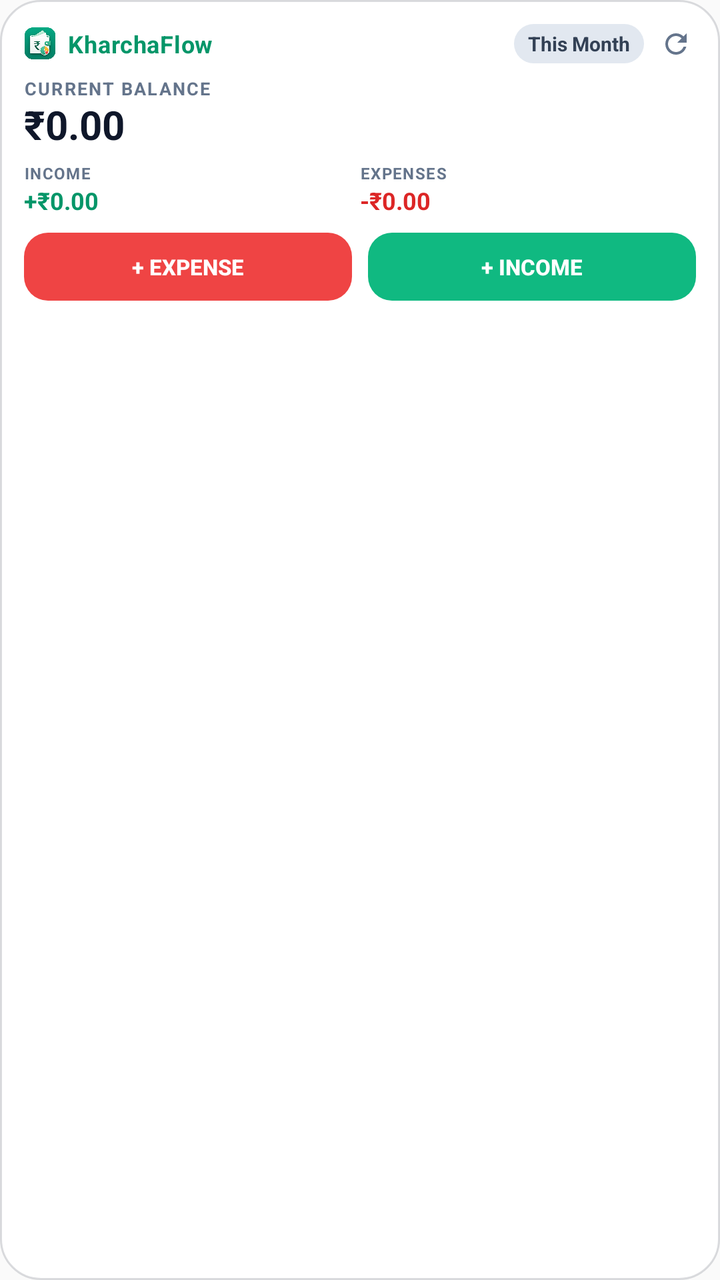
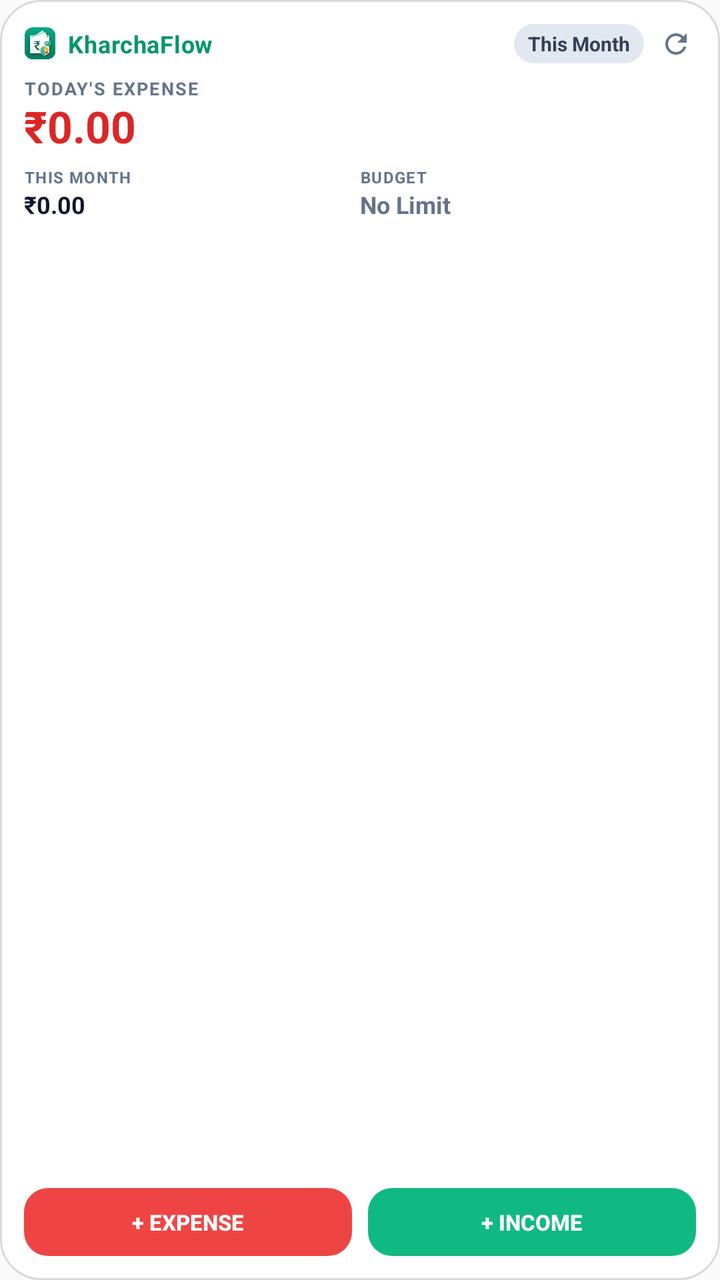

Compare the two renders of this Android layout. The source of the first and the diff that turns it into the second are given below.
<!-- AndroidManifest.xml: application theme Theme.ExpenseTracker -->
<!-- res/layout/widget_expense_tracker.xml -->
<?xml version="1.0" encoding="utf-8"?>
<LinearLayout xmlns:android="http://schemas.android.com/apk/res/android"
    android:id="@+id/widget_root"
    android:layout_width="match_parent"
    android:layout_height="match_parent"
    android:orientation="vertical"
    android:padding="12dp"
    android:background="@drawable/bg_widget_card">

    
    <LinearLayout
        android:layout_width="match_parent"
        android:layout_height="wrap_content"
        android:orientation="horizontal"
        android:gravity="center_vertical">

        <LinearLayout
            android:layout_width="0dp"
            android:layout_height="wrap_content"
            android:layout_weight="1"
            android:orientation="horizontal"
            android:gravity="center_vertical">

            <ImageView
                android:layout_width="16dp"
                android:layout_height="16dp"
                android:src="@drawable/ic_kharchaflow_logo"
                android:contentDescription="KharchaFlow"
                android:layout_marginEnd="6dp" />

            <TextView
                android:layout_width="wrap_content"
                android:layout_height="wrap_content"
                android:text="KharchaFlow"
                android:textSize="12sp"
                android:textStyle="bold"
                android:textColor="@color/widget_text_brand"
                android:letterSpacing="0.02" />
        </LinearLayout>

        <TextView
            android:id="@+id/widget_month_label"
            android:layout_width="wrap_content"
            android:layout_height="wrap_content"
            android:text="This Month"
            android:textSize="10sp"
            android:textStyle="bold"
            android:textColor="@color/widget_pill_text"
            android:background="@drawable/bg_widget_stat_pill"
            android:paddingHorizontal="7dp"
            android:paddingVertical="3dp"
            android:layout_marginEnd="6dp" />

        <ImageView
            android:id="@+id/widget_btn_refresh"
            android:layout_width="20dp"
            android:layout_height="20dp"
            android:src="@drawable/ic_widget_refresh"
            android:contentDescription="Refresh Widget"
            android:padding="2dp" />
    </LinearLayout>

    
    <TextView
        android:layout_width="wrap_content"
        android:layout_height="wrap_content"
        android:text="CURRENT BALANCE"
        android:textSize="9sp"
        android:textStyle="bold"
        android:textColor="@color/widget_text_secondary"
        android:letterSpacing="0.08"
        android:layout_marginTop="6dp" />

    <TextView
        android:id="@+id/widget_total_balance"
        android:layout_width="wrap_content"
        android:layout_height="wrap_content"
        android:text="₹0.00"
        android:textSize="20sp"
        android:textStyle="bold"
        android:textColor="@color/widget_text_primary"
        android:includeFontPadding="false"
        android:layout_marginTop="1dp" />

    
    <LinearLayout
        android:layout_width="match_parent"
        android:layout_height="wrap_content"
        android:orientation="horizontal"
        android:layout_marginTop="6dp">

        
        <LinearLayout
            android:layout_width="0dp"
            android:layout_height="wrap_content"
            android:layout_weight="1"
            android:orientation="vertical">

            <TextView
                android:layout_width="wrap_content"
                android:layout_height="wrap_content"
                android:text="INCOME"
                android:textSize="8sp"
                android:textStyle="bold"
                android:textColor="@color/widget_text_secondary"
                android:letterSpacing="0.06" />

            <TextView
                android:id="@+id/widget_monthly_income"
                android:layout_width="wrap_content"
                android:layout_height="wrap_content"
                android:text="+₹0.00"
                android:textSize="12sp"
                android:textStyle="bold"
                android:textColor="@color/widget_income_text"
                android:singleLine="true" />
        </LinearLayout>

        
        <LinearLayout
            android:layout_width="0dp"
            android:layout_height="wrap_content"
            android:layout_weight="1"
            android:orientation="vertical">

            <TextView
                android:layout_width="wrap_content"
                android:layout_height="wrap_content"
                android:text="EXPENSES"
                android:textSize="8sp"
                android:textStyle="bold"
                android:textColor="@color/widget_text_secondary"
                android:letterSpacing="0.06" />

            <TextView
                android:id="@+id/widget_monthly_expense"
                android:layout_width="wrap_content"
                android:layout_height="wrap_content"
                android:text="-₹0.00"
                android:textSize="12sp"
                android:textStyle="bold"
                android:textColor="@color/widget_expense_text"
                android:singleLine="true" />
        </LinearLayout>
    </LinearLayout>

    
    <LinearLayout
        android:layout_width="match_parent"
        android:layout_height="wrap_content"
        android:orientation="horizontal"
        android:layout_marginTop="8dp"
        android:weightSum="2">

        <Button
            android:id="@+id/widget_btn_add_expense"
            android:layout_width="0dp"
            android:layout_height="34dp"
            android:layout_weight="1"
            android:text="+ Expense"
            android:textSize="11sp"
            android:textStyle="bold"
            android:background="@drawable/bg_widget_btn_expense"
            android:textColor="@color/widget_btn_text"
            android:stateListAnimator="@null"
            android:layout_marginEnd="4dp" />

        <Button
            android:id="@+id/widget_btn_add_income"
            android:layout_width="0dp"
            android:layout_height="34dp"
            android:layout_weight="1"
            android:text="+ Income"
            android:textSize="11sp"
            android:textStyle="bold"
            android:background="@drawable/bg_widget_btn_income"
            android:textColor="@color/widget_btn_text"
            android:stateListAnimator="@null"
            android:layout_marginStart="4dp" />
    </LinearLayout>
</LinearLayout>
<!-- resources referenced by this layout -->
<resources>
  <color name="widget_btn_text">#FFFFFF</color>
  <color name="widget_expense_text">#DC2626</color>
  <color name="widget_income_text">#059669</color>
  <color name="widget_pill_text">#334155</color>
  <color name="widget_text_brand">#059669</color>
  <color name="widget_text_primary">#0F172A</color>
  <color name="widget_text_secondary">#64748B</color>
  <!-- drawable bg_widget_btn_expense (drawable) -->
  <?xml version="1.0" encoding="utf-8"?>
  <shape xmlns:android="http://schemas.android.com/apk/res/android"
      android:shape="rectangle">
      <solid android:color="@color/widget_btn_expense_bg" />
      <corners android:radius="12dp" />
  </shape>
  <!-- drawable bg_widget_btn_income (drawable) -->
  <?xml version="1.0" encoding="utf-8"?>
  <shape xmlns:android="http://schemas.android.com/apk/res/android"
      android:shape="rectangle">
      <solid android:color="@color/widget_btn_income_bg" />
      <corners android:radius="12dp" />
  </shape>
  <!-- drawable bg_widget_card (drawable) -->
  <?xml version="1.0" encoding="utf-8"?>
  <shape xmlns:android="http://schemas.android.com/apk/res/android"
      android:shape="rectangle">
      <solid android:color="@color/widget_bg_color" />
      <corners android:radius="20dp" />
      <stroke
          android:width="1dp"
          android:color="@color/widget_border_color" />
  </shape>
  <!-- drawable bg_widget_stat_pill (drawable) -->
  <?xml version="1.0" encoding="utf-8"?>
  <shape xmlns:android="http://schemas.android.com/apk/res/android"
      android:shape="rectangle">
      <solid android:color="@color/widget_pill_bg" />
      <corners android:radius="10dp" />
  </shape>
  <!-- drawable ic_kharchaflow_logo: png bitmap (drawable, 257579 bytes) -->
  <!-- drawable ic_widget_refresh (drawable) -->
  <vector xmlns:android="http://schemas.android.com/apk/res/android"
      android:width="16dp"
      android:height="16dp"
      android:viewportWidth="24"
      android:viewportHeight="24"
      android:tint="@color/widget_text_secondary">
      <path
          android:fillColor="@android:color/white"
          android:pathData="M17.65,6.35C16.2,4.9 14.21,4 12,4c-4.42,0 -7.99,3.58 -7.99,8s3.57,8 7.99,8c3.73,0 6.84,-2.55 7.73,-6h-2.08c-0.82,2.33 -3.04,4 -5.65,4 -3.31,0 -6,-2.69 -6,-6s2.69,-6 6,-6c1.66,0 3.14,0.69 4.22,1.78L13,11h7V4l-2.35,2.35z"/>
  </vector>
  <style name="Theme.ExpenseTracker" parent="android:Theme.Material.Light.NoActionBar">
          <item name="android:statusBarColor">@android:color/transparent</item>
          <item name="android:navigationBarColor">@android:color/transparent</item>
          <item name="android:windowLightStatusBar">true</item>
      </style>
  <color name="widget_btn_expense_bg">#EF4444</color>
  <color name="widget_btn_income_bg">#10B981</color>
  <color name="widget_bg_color">#F2FFFFFF</color>
  <color name="widget_border_color">#260F172A</color>
  <color name="widget_pill_bg">#E2E8F0</color>
</resources>

<!-- the commit's change to res/layout/widget_expense_tracker.xml (unified diff, before → after) -->
@@ -25,6 +25,7 @@
                 android:layout_width="16dp"
                 android:layout_height="16dp"
                 android:src="@drawable/ic_kharchaflow_logo"
+                android:scaleType="fitCenter"
                 android:contentDescription="KharchaFlow"
                 android:layout_marginEnd="6dp" />
 
@@ -64,7 +65,7 @@
     <TextView
         android:layout_width="wrap_content"
         android:layout_height="wrap_content"
-        android:text="CURRENT BALANCE"
+        android:text="TODAY&apos;S EXPENSE"
         android:textSize="9sp"
         android:textStyle="bold"
         android:textColor="@color/widget_text_secondary"
@@ -72,14 +73,16 @@
         android:layout_marginTop="6dp" />
 
     <TextView
-        android:id="@+id/widget_total_balance"
+        android:id="@+id/widget_today_expense"
         android:layout_width="wrap_content"
         android:layout_height="wrap_content"
         android:text="₹0.00"
-        android:textSize="20sp"
+        android:textSize="22sp"
         android:textStyle="bold"
-        android:textColor="@color/widget_text_primary"
+        android:textColor="@color/widget_expense_text"
         android:includeFontPadding="false"
+        android:maxLines="1"
+        android:ellipsize="end"
         android:layout_marginTop="1dp" />
 
     
@@ -99,21 +102,22 @@
             <TextView
                 android:layout_width="wrap_content"
                 android:layout_height="wrap_content"
-                android:text="INCOME"
+                android:text="THIS MONTH"
                 android:textSize="8sp"
                 android:textStyle="bold"
                 android:textColor="@color/widget_text_secondary"
                 android:letterSpacing="0.06" />
 
             <TextView
-                android:id="@+id/widget_monthly_income"
+                android:id="@+id/widget_monthly_expense"
                 android:layout_width="wrap_content"
                 android:layout_height="wrap_content"
-                android:text="+₹0.00"
+                android:text="₹0.00"
                 android:textSize="12sp"
                 android:textStyle="bold"
-                android:textColor="@color/widget_income_text"
-                android:singleLine="true" />
+                android:textColor="@color/widget_text_primary"
+                android:maxLines="1"
+                android:ellipsize="end" />
         </LinearLayout>
 
         
@@ -124,32 +128,40 @@
             android:orientation="vertical">
 
             <TextView
+                android:id="@+id/widget_budget_label"
                 android:layout_width="wrap_content"
                 android:layout_height="wrap_content"
-                android:text="EXPENSES"
+                android:text="BUDGET"
                 android:textSize="8sp"
                 android:textStyle="bold"
                 android:textColor="@color/widget_text_secondary"
                 android:letterSpacing="0.06" />
 
             <TextView
-                android:id="@+id/widget_monthly_expense"
+                android:id="@+id/widget_budget_status"
                 android:layout_width="wrap_content"
                 android:layout_height="wrap_content"
-                android:text="-₹0.00"
+                android:text="No Limit"
                 android:textSize="12sp"
                 android:textStyle="bold"
-                android:textColor="@color/widget_expense_text"
-                android:singleLine="true" />
+                android:textColor="@color/widget_text_secondary"
+                android:maxLines="1"
+                android:ellipsize="end" />
         </LinearLayout>
     </LinearLayout>
+
+    
+    <FrameLayout
+        android:layout_width="match_parent"
+        android:layout_height="0dp"
+        android:layout_weight="1" />
 
     
     <LinearLayout
         android:layout_width="match_parent"
         android:layout_height="wrap_content"
         android:orientation="horizontal"
-        android:layout_marginTop="8dp"
+        android:layout_marginTop="6dp"
         android:weightSum="2">
 
         <Button
<!-- resource entries referenced after the edit -->
@@ -2,7 +2,6 @@
 <resources>
   <color name="widget_btn_text">#FFFFFF</color>
   <color name="widget_expense_text">#DC2626</color>
-  <color name="widget_income_text">#059669</color>
   <color name="widget_pill_text">#334155</color>
   <color name="widget_text_brand">#059669</color>
   <color name="widget_text_primary">#0F172A</color>
